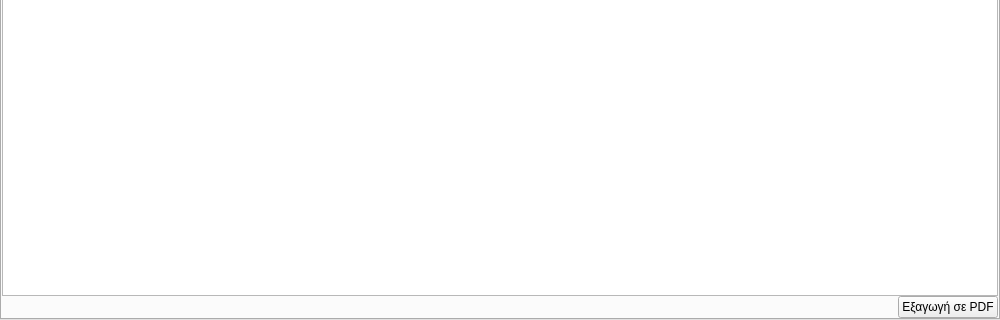
Above: fpagui.ui from tedlaz/fpa2022-gui before the change; both pictures show x 0 to 1000 and y 330 to 650 of the 1000 by 650 pixel window. Below: the same form after it.
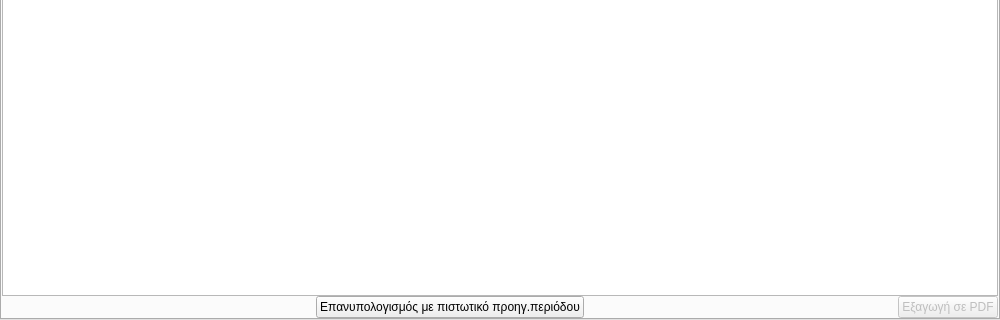
That is the form after the change. The open tabs and pages were chosen to show the change. Icons and pictures are not drawn.

The edit to the form file:
```diff
--- a/fpagui.ui
+++ b/fpagui.ui
@@ -748,8 +748,35 @@
                         </property>
                       </spacer>
                     </item>
+          <item>
+           <widget class="QPushButton" name="btn_recalculate">
+            <property name="text">
+             <string>Επανυπολογισμός με πιστωτικό προηγ.περιόδου</string>
+            </property>
+            <property name="icon">
+             <iconset resource="fpagui.qrc">
+              <normaloff>:/icons/icons/gears-solid.svg</normaloff>:/icons/icons/gears-solid.svg</iconset>
+            </property>
+           </widget>
+          </item>
+          <item>
+           <spacer name="horizontalSpacer_7">
+            <property name="orientation">
+             <enum>Qt::Horizontal</enum>
+            </property>
+            <property name="sizeHint" stdset="0">
+             <size>
+              <width>10</width>
+              <height>20</height>
+             </size>
+            </property>
+           </spacer>
+          </item>
                     <item>
                       <widget class="QPushButton" name="btnprint">
+            <property name="enabled">
+             <bool>false</bool>
+            </property>
                         <property name="text">
                           <string>Εξαγωγή σε PDF</string>
                         </property>
```
Left out of the diff: 6 changed lines with no effect on the pictures. Lines whose indentation alone changed are shown as unchanged.
